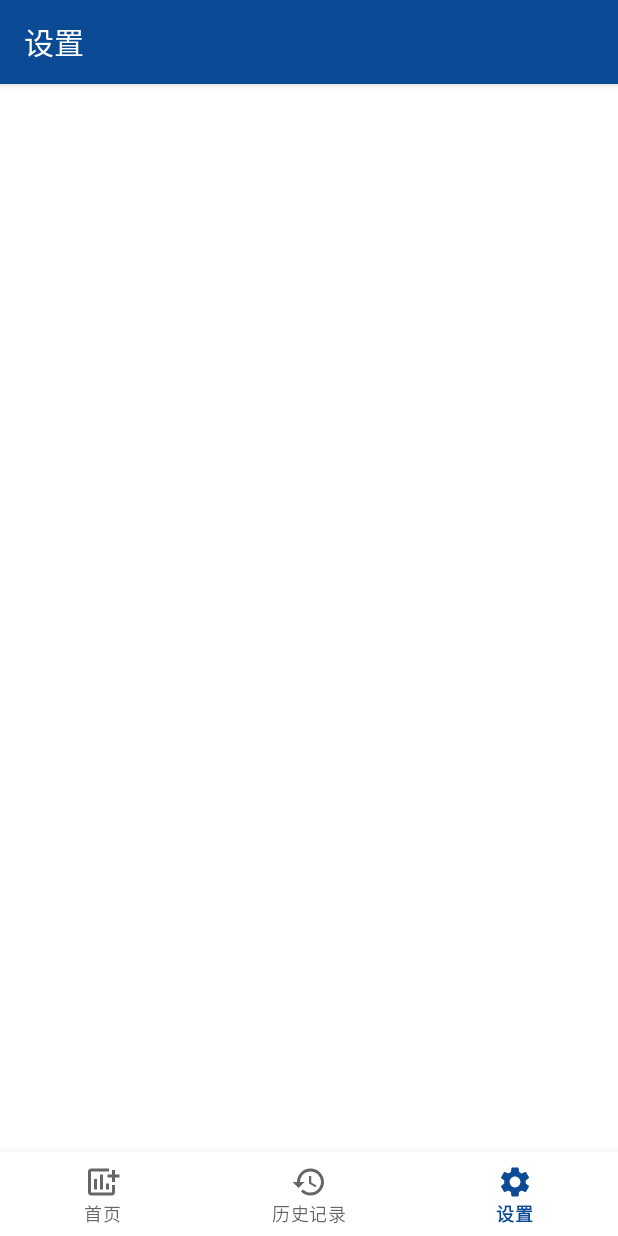
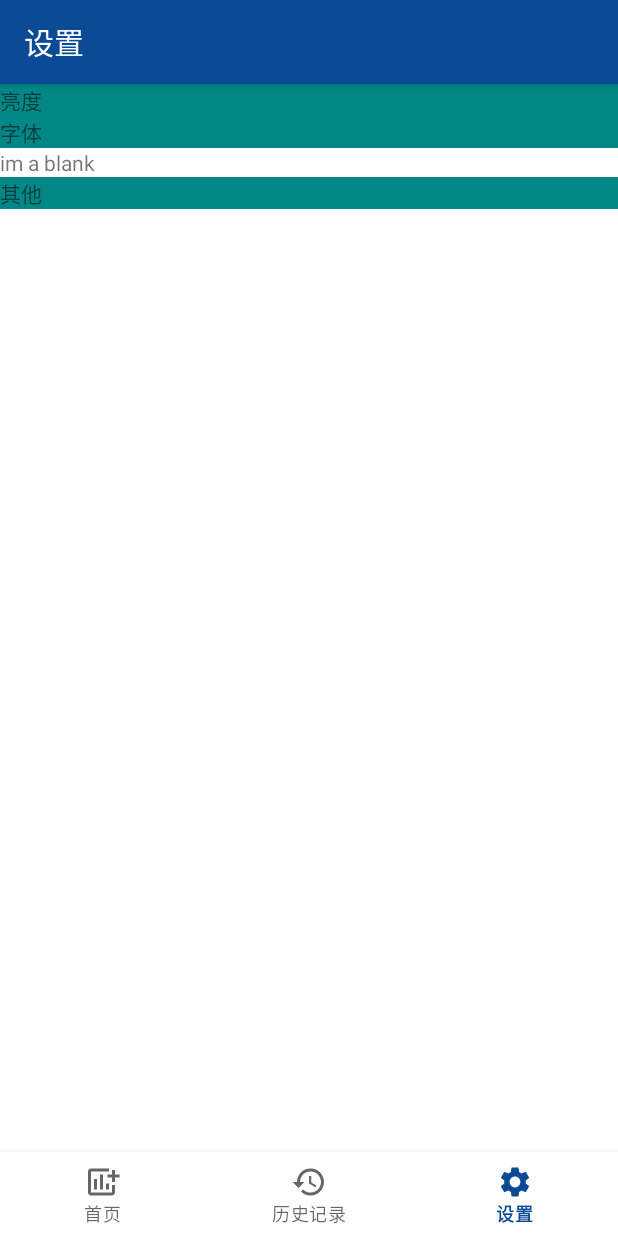
Before and after one commit to impptg/E_Measure, an Android app: the SettingsFragment screen opened through its navigation route, on a phone screen of 412 x 824 dp. Run offline under Robolectric (Android 15) with nearby library versions, the phone set to English and light mode, and no system bars; our stand-ins replace navigation-ui.

Commit message:
设置界面的简单多Type View

```diff
--- /dev/null
+++ b/app/src/main/java/com/pptg/e_measure/ui/settings/SettingAdapter.kt
@@ -0,0 +1,64 @@
+package com.pptg.e_measure.ui.settings
+
+import android.view.LayoutInflater
+import android.view.TextureView
+import android.view.View
+import android.view.ViewGroup
+import android.widget.TextView
+import androidx.recyclerview.widget.RecyclerView
+import com.pptg.e_measure.R
+
+class SettingAdapter(var mList: MutableList<SettingsViewModel.SettingsBean>):RecyclerView.Adapter<RecyclerView.ViewHolder>() {
+
+    companion object{
+        const val ITEM_TYPE = 1
+        const val BLANK_TYPE = 2
+    }
+
+    open class SettingHolder(view: View):RecyclerView.ViewHolder(view)
+
+    inner class ItemHolder(view: View):SettingHolder(view){
+        var tv_settings:TextView = view.findViewById(R.id.tv_settings)
+    }
+
+    inner class BlankHolder(view: View):SettingHolder(view){
+        var tv_blank:TextView = view.findViewById(R.id.tv_blank)
+    }
+
+    // 根据不同type返回不同holder
+    override fun onCreateViewHolder(parent: ViewGroup, viewType: Int): RecyclerView.ViewHolder {
+        if(viewType == ITEM_TYPE){
+            return ItemHolder(LayoutInflater.from(parent.context).inflate(R.layout.item_settings, parent, false))
+        }else{
+            return BlankHolder(LayoutInflater.from(parent.context).inflate(R.layout.item_blank, parent, false))
+        }
+    }
+
+    // 根据不同type显示不同页面
+    override fun onBindViewHolder(holder: RecyclerView.ViewHolder, position: Int) {
+        val mBean = mList[position]
+        when(getItemViewType(position)){
+            ITEM_TYPE -> {
+                var h = holder as ItemHolder
+                h.tv_settings.text = mBean.text
+                // ...
+            }
+            else -> {
+                var h = holder as BlankHolder
+                // ...
+            }
+        }
+    }
+
+    override fun getItemCount(): Int {
+        return mList.size
+    }
+
+    override fun getItemViewType(position: Int): Int {
+        val mBean = mList[position]
+        return when(mBean.type){
+            1 -> ITEM_TYPE
+            else -> BLANK_TYPE
+        }
+    }
+}
--- a/app/src/main/java/com/pptg/e_measure/ui/settings/SettingsFragment.kt
+++ b/app/src/main/java/com/pptg/e_measure/ui/settings/SettingsFragment.kt
@@ -8,6 +8,8 @@ import android.widget.TextView
 import androidx.fragment.app.Fragment
 import androidx.lifecycle.Observer
 import androidx.lifecycle.ViewModelProvider
+import androidx.recyclerview.widget.LinearLayoutManager
+import com.pptg.e_measure.EMApplication
 import com.pptg.e_measure.databinding.FragmentSettingsBinding
 
 class SettingsFragment : Fragment() {
@@ -30,6 +32,12 @@ class SettingsFragment : Fragment() {
         _binding = FragmentSettingsBinding.inflate(inflater, container, false)
         val root: View = binding.root
 
+
+        val layoutManager = LinearLayoutManager(EMApplication.context)
+        // adapter = TaskAdapter(viewModel.mList)
+        binding.rvSettings.adapter = viewModel.adapter
+        binding.rvSettings.layoutManager = layoutManager
+
         return root
     }
 
--- a/app/src/main/java/com/pptg/e_measure/ui/settings/SettingsViewModel.kt
+++ b/app/src/main/java/com/pptg/e_measure/ui/settings/SettingsViewModel.kt
@@ -3,6 +3,7 @@ package com.pptg.e_measure.ui.settings
 import androidx.lifecycle.LiveData
 import androidx.lifecycle.MutableLiveData
 import androidx.lifecycle.ViewModel
+import com.pptg.e_measure.adapter.TaskAdapter
 
 class SettingsViewModel : ViewModel() {
 
@@ -10,4 +11,30 @@ class SettingsViewModel : ViewModel() {
         value = "This is notifications Fragment"
     }
     val text: LiveData<String> = _text
+
+    lateinit var mList:MutableList<SettingsBean>
+    lateinit var adapter: SettingAdapter
+
+    class SettingsBean(
+        val type:Int,
+        val text:String){
+    }
+
+    init {
+        mList = mutableListOf<SettingsBean>()
+        val mBean:SettingsBean = SettingsBean(1,"亮度")
+        mList.add(0,mBean)
+
+        val mBean2:SettingsBean = SettingsBean(1,"字体")
+        mList.add(1,mBean2)
+
+        val mBean3:SettingsBean = SettingsBean(2,"")
+        mList.add(2,mBean3)
+
+        val mBean4:SettingsBean = SettingsBean(1,"其他")
+        mList.add(3,mBean4)
+
+        adapter = SettingAdapter(mList)
+
+    }
 }
--- a/app/src/main/res/layout/fragment_settings.xml
+++ b/app/src/main/res/layout/fragment_settings.xml
@@ -6,5 +6,12 @@
     android:layout_height="match_parent"
     tools:context=".ui.settings.SettingsFragment">
 
+    <androidx.recyclerview.widget.RecyclerView
+        android:id="@+id/rv_settings"
+        android:layout_width="match_parent"
+        android:layout_height="wrap_content"
+        android:paddingBottom="50dp"
+        app:layout_constraintStart_toStartOf="parent"
+        app:layout_constraintTop_toTopOf="parent" />
 
 </androidx.constraintlayout.widget.ConstraintLayout>
--- /dev/null
+++ b/app/src/main/res/layout/item_blank.xml
@@ -0,0 +1,11 @@
+<?xml version="1.0" encoding="utf-8"?>
+<LinearLayout xmlns:android="http://schemas.android.com/apk/res/android"
+    android:layout_width="match_parent"
+    android:layout_height="wrap_content">
+    <TextView
+        android:id="@+id/tv_blank"
+        android:text="im a blank"
+        android:layout_width="match_parent"
+        android:layout_height="wrap_content"/>
+
+</LinearLayout>
--- /dev/null
+++ b/app/src/main/res/layout/item_settings.xml
@@ -0,0 +1,12 @@
+<?xml version="1.0" encoding="utf-8"?>
+<LinearLayout xmlns:android="http://schemas.android.com/apk/res/android"
+    android:layout_width="match_parent"
+    android:layout_height="wrap_content"
+    android:background="@color/teal_700">
+    <TextView
+        android:id="@+id/tv_settings"
+        android:text="im a setting"
+        android:layout_width="match_parent"
+        android:layout_height="wrap_content"/>
+
+</LinearLayout>
```
Also changed, not shown: 1 other file.
